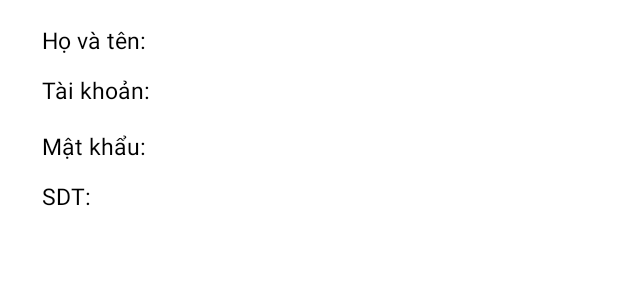
After one commit to bluestome2091/DoAnChuyenNghanh, an Android app: the layout viewadminaccount.xml on its own in the app's theme, with its tools: preview values and no code run, on a phone screen of 412 x 824 dp. The commit adds this screen. Shown: the top 300 px of the screen. Run offline under Robolectric (Android 15) with nearby library versions, the phone set to English and light mode, and no system bars.

Commit message:
"thêm tính năng hiển thị account admin"

```diff
--- a/app/src/main/java/vn/stu/edu/doancn/LoginActivity.java
+++ b/app/src/main/java/vn/stu/edu/doancn/LoginActivity.java
@@ -111,7 +111,7 @@ public class LoginActivity extends AppCompatActivity {
                 if(snapshot.child(parentDbName).child(user).exists())
                 {
                     Users  usersData = snapshot.child(parentDbName).child(user).getValue(Users.class);
-                    if(usersData.getPassword().equals(password))
+                        if(usersData.getPassword().equals(password))
                     {
                         if (parentDbName.equals("Admins"))
                         {
--- a/app/src/main/java/vn/stu/edu/doancn/admin/AdminCategoryActivity.java
+++ b/app/src/main/java/vn/stu/edu/doancn/admin/AdminCategoryActivity.java
@@ -13,7 +13,7 @@ import vn.stu.edu.doancn.R;
 
 public class AdminCategoryActivity extends AppCompatActivity {
     LinearLayout sanpham, taikhoan, hoadon;
-    String checkPermission = "nguyenkhanh";
+    String checkPermission = "123";
     @Override
     protected void onCreate(Bundle savedInstanceState) {
         super.onCreate(savedInstanceState);
--- a/app/src/main/java/vn/stu/edu/doancn/user/HomeActivity.java
+++ b/app/src/main/java/vn/stu/edu/doancn/user/HomeActivity.java
@@ -134,7 +134,7 @@ public class HomeActivity extends AppCompatActivity implements NavigationView.On
             @Override
             protected void onBindViewHolder(@NonNull ProductViewHolder productViewHolder, int i, @NonNull Products products) {
                 productViewHolder.txtProductName.setText(products.getName());
-                productViewHolder.txtProductPrice.setText("Price = " + products.getPrice() + "VND");
+                productViewHolder.txtProductPrice.setText("Price: " + products.getPrice() + " VND");
                 productViewHolder.txtDecription.setText(products.getDescription());
                 Picasso.get().load(products.getImage()).into(productViewHolder.imageView);
             }
--- /dev/null
+++ b/app/src/main/res/layout/viewadminaccount.xml
@@ -0,0 +1,55 @@
+<?xml version="1.0" encoding="utf-8"?>
+<androidx.constraintlayout.widget.ConstraintLayout xmlns:android="http://schemas.android.com/apk/res/android"
+    xmlns:app="http://schemas.android.com/apk/res-auto"
+    xmlns:tools="http://schemas.android.com/tools"
+    android:layout_width="match_parent"
+    android:layout_height="wrap_content">
+
+    <TextView
+        android:id="@+id/txtTaiKhoanAdmin"
+        android:layout_width="wrap_content"
+        android:layout_height="wrap_content"
+        android:layout_marginStart="28dp"
+        android:layout_marginTop="12dp"
+        android:text="Tài khoản:"
+        android:textColor="@color/black"
+        android:textSize="15sp"
+        app:layout_constraintStart_toStartOf="parent"
+        app:layout_constraintTop_toBottomOf="@+id/txtTenAdmin" />
+
+    <TextView
+        android:id="@+id/txtTenAdmin"
+        android:layout_width="wrap_content"
+        android:layout_height="wrap_content"
+        android:layout_marginStart="28dp"
+        android:layout_marginTop="16dp"
+        android:text="Họ và tên:"
+        android:textColor="@color/black"
+        android:textSize="15sp"
+        app:layout_constraintStart_toStartOf="parent"
+        app:layout_constraintTop_toTopOf="parent" />
+
+    <TextView
+        android:id="@+id/txtMatKhauAdmin"
+        android:layout_width="wrap_content"
+        android:layout_height="wrap_content"
+        android:layout_marginStart="28dp"
+        android:layout_marginTop="16dp"
+        android:text="Mật khẩu:"
+        android:textColor="@color/black"
+        android:textSize="15sp"
+        app:layout_constraintStart_toStartOf="parent"
+        app:layout_constraintTop_toBottomOf="@+id/txtTaiKhoanAdmin" />
+
+    <TextView
+        android:id="@+id/txtSDTAdmin"
+        android:layout_width="wrap_content"
+        android:layout_height="wrap_content"
+        android:layout_marginStart="28dp"
+        android:layout_marginTop="12dp"
+        android:text="SDT:"
+        android:textColor="@color/black"
+        android:textSize="15sp"
+        app:layout_constraintStart_toStartOf="parent"
+        app:layout_constraintTop_toBottomOf="@+id/txtMatKhauAdmin" />
+</androidx.constraintlayout.widget.ConstraintLayout>
```
Also changed, not shown: app/src/main/java/vn/stu/edu/doancn/ViewHolder/AdminAccountViewHolder.java (added, +37 -0 lines), app/src/main/java/vn/stu/edu/doancn/adapter/AdapterAccountAdmin.java (added, +41 -0 lines), app/src/main/java/vn/stu/edu/doancn/admin/AdminManegerAccountActivity.java (+66 -1 lines), app/src/main/res/layout/activity_admin_maneger_account.xml (+16 -13 lines), app/src/main/res/layout/content_home.xml (+3 -4 lines).
